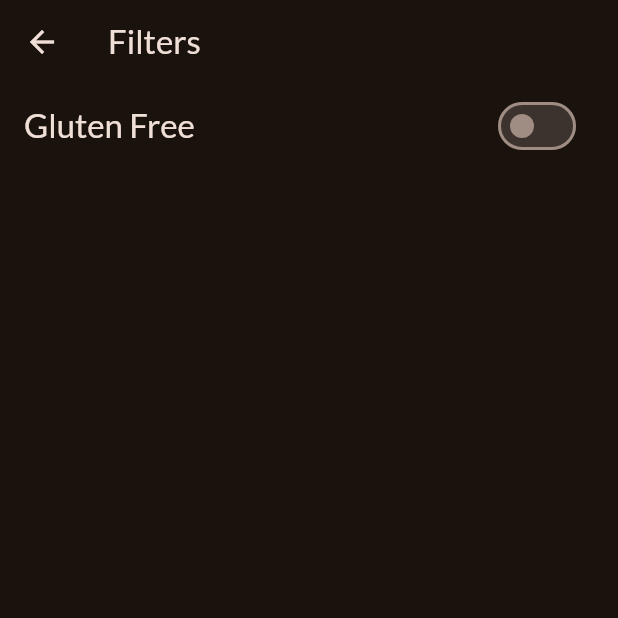
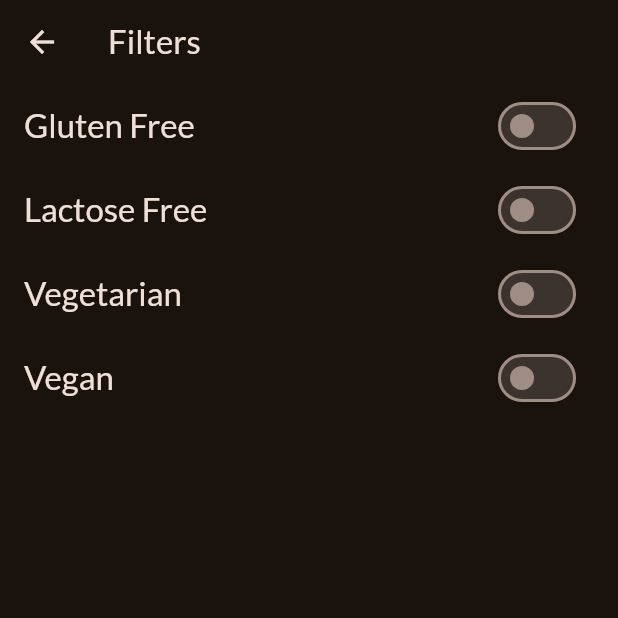
Before and after one commit to guluutku/udemy_lessons, a Flutter app: the FilterScreen screen opened directly, on a phone screen of 412 x 824 dp, the top half of it. Run offline on Flutter 3.47's test engine with Material 2 defaults, Android fonts, the phone set to English and light mode, and no system bars; our stand-ins replace google_fonts, transparent_image; statements that could not run were skipped.

Commit message:
All filters added

```diff
--- a/lib/screens/filter_screen.dart
+++ b/lib/screens/filter_screen.dart
@@ -9,6 +9,9 @@ class FilterScreen extends StatefulWidget {
 
 class _FilterScreenState extends State<FilterScreen> {
   var _glutenFreeFilterSet = false;
+  var _lactoseFreeFilterSet = false;
+  var _vegetarianFilterSet = false;
+  var _veganFilterSet = false;
 
   @override
   Widget build(BuildContext context) {
@@ -26,7 +29,68 @@ class _FilterScreenState extends State<FilterScreen> {
       */
       body: Column(
         children: [
-          SwitchListTile(
+          glutenFilter(context),
+          lactoseFreeFilter(context),
+          vegetarianFilter(context),
+          veganFilter(context),
+        ],
+      ),
+    );
+  }
+
+  SwitchListTile veganFilter(BuildContext context) {
+    return SwitchListTile(
+          value: _veganFilterSet,
+          onChanged: (value) {
+            setState(() {
+              _veganFilterSet = value;
+            });
+          },
+          title: Text(
+            'Vegan',
+            style: Theme.of(context).textTheme.titleLarge!.copyWith(
+                  color: Theme.of(context).colorScheme.onBackground,
+                ),
+          ),
+        );
+  }
+
+  SwitchListTile vegetarianFilter(BuildContext context) {
+    return SwitchListTile(
+          value: _vegetarianFilterSet,
+          onChanged: (value) {
+            setState(() {
+              _vegetarianFilterSet = value;
+            });
+          },
+          title: Text(
+            'Vegetarian',
+            style: Theme.of(context).textTheme.titleLarge!.copyWith(
+                  color: Theme.of(context).colorScheme.onBackground,
+                ),
+          ),
+        );
+  }
+
+  SwitchListTile lactoseFreeFilter(BuildContext context) {
+    return SwitchListTile(
+          value: _lactoseFreeFilterSet,
+          onChanged: (value) {
+            setState(() {
+              _lactoseFreeFilterSet = value;
+            });
+          },
+          title: Text(
+            'Lactose Free',
+            style: Theme.of(context).textTheme.titleLarge!.copyWith(
+                  color: Theme.of(context).colorScheme.onBackground,
+                ),
+          ),
+        );
+  }
+
+  SwitchListTile glutenFilter(BuildContext context) {
+    return SwitchListTile(
           value: _glutenFreeFilterSet,
           onChanged: (value) {
             setState(() {
@@ -39,9 +103,6 @@ class _FilterScreenState extends State<FilterScreen> {
                   color: Theme.of(context).colorScheme.onBackground,
                 ),
           ),
-          ),
-        ],
-      ),
         );
   }
 }
```
Lines whose indentation alone changed are shown as unchanged.
